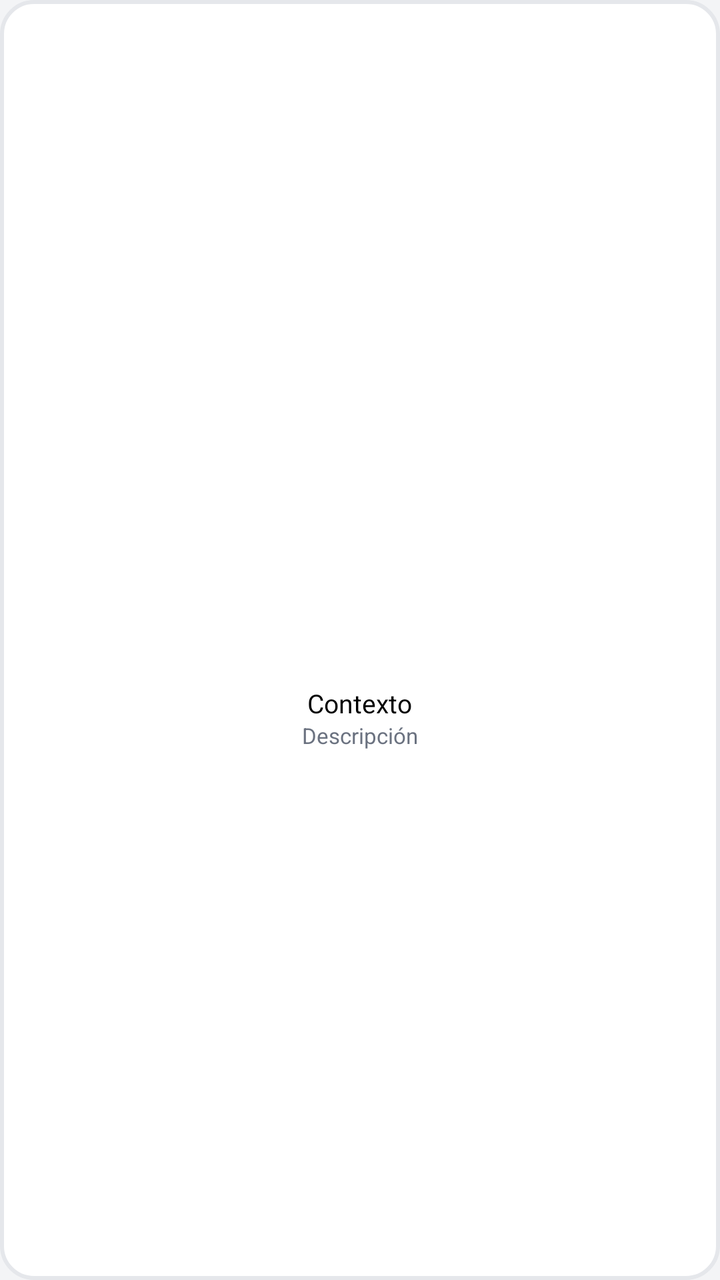
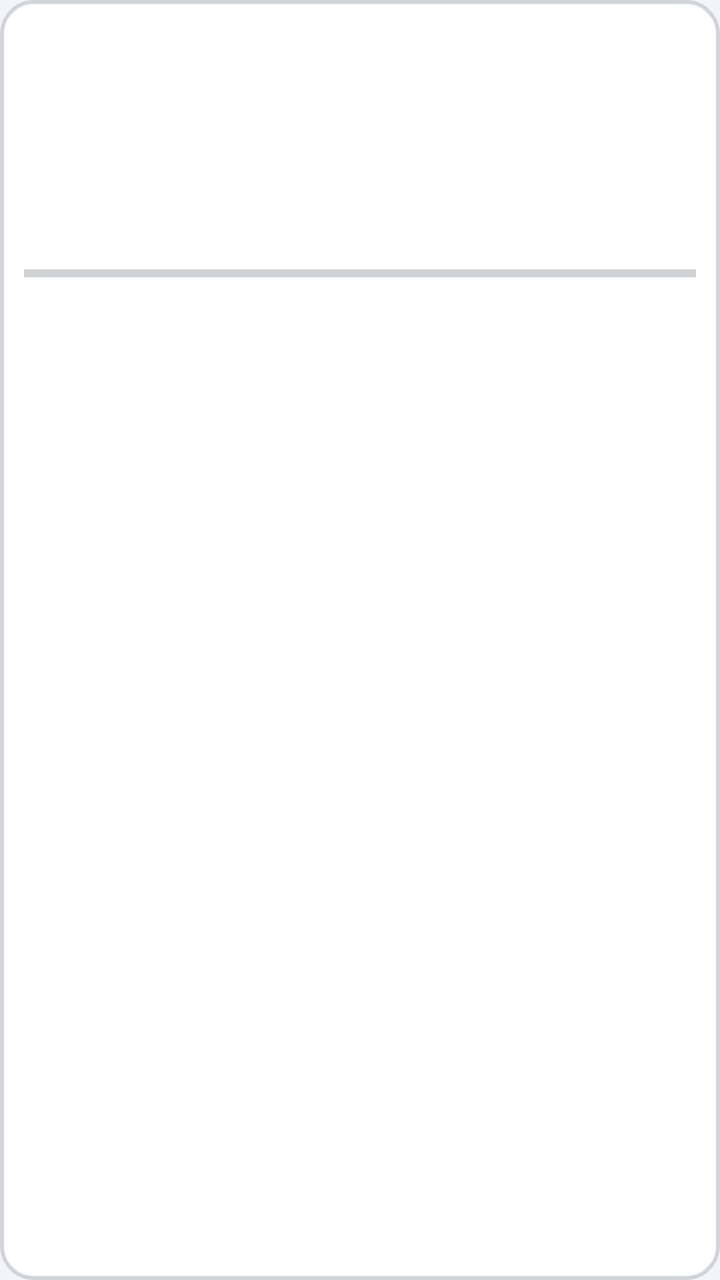

The first picture is an Android layout as it rendered before a commit; the second is the same layout after the commit. The layout source and the unified diff follow.
<!-- AndroidManifest.xml: application theme Theme.NiJu_Project -->
<!-- res/layout/item_contexto.xml -->
<?xml version="1.0" encoding="utf-8"?>
<LinearLayout xmlns:android="http://schemas.android.com/apk/res/android"
    android:layout_width="wrap_content"
    android:layout_height="wrap_content"
    android:orientation="vertical"
    android:gravity="center"
    android:padding="10dp"
    android:layout_marginEnd="8dp"
    android:layout_marginStart="2dp"
    android:background="@drawable/bg_contexto_default">

    <ImageView
        android:id="@+id/iv_contexto_icono"
        android:layout_width="64dp"
        android:layout_height="64dp"
        android:contentDescription="@string/app_name"
        android:scaleType="centerInside" />

    <TextView
        android:id="@+id/tv_contexto_nombre"
        android:layout_width="wrap_content"
        android:layout_height="wrap_content"
        android:text="@string/ui_contexto"
        android:textSize="13sp"
        android:textColor="@color/black"
        android:layout_marginTop="14dp"
        android:ellipsize="end"
        android:maxLines="1"/>

    <TextView
        android:id="@+id/tv_contexto_desc"
        android:layout_width="wrap_content"
        android:layout_height="wrap_content"
        android:text="@string/ui_descripcion"
        android:textSize="11sp"
        android:textColor="@color/color_text_secondary"
        android:ellipsize="end"
        android:maxLines="1"/>
</LinearLayout>
<!-- resources referenced by this layout -->
<resources>
  <color name="black">#FF000000</color>
  <color name="color_text_secondary">#6B7280</color>
  <!-- drawable bg_contexto_default (drawable) -->
  <?xml version="1.0" encoding="utf-8"?>
  <shape xmlns:android="http://schemas.android.com/apk/res/android"
      android:shape="rectangle">
      <solid android:color="@color/color_surface" />
      <stroke android:width="2dp" android:color="@color/color_border" />
      <corners android:radius="16dp" />
      <padding android:left="8dp" android:top="8dp" android:right="8dp" android:bottom="8dp" />
  </shape>
  <string name="app_name">NiJu</string>
  <string name="ui_contexto">Contexto</string>
  <string name="ui_descripcion">Descripción</string>
  <style name="Theme.NiJu_Project" parent="Base.Theme.NiJu_Project" />
  <color name="color_surface">#FFFFFF</color>
  <color name="color_border">#E5E7EB</color>
  <style name="Base.Theme.NiJu_Project" parent="Theme.Material3.DayNight.NoActionBar">
          <item name="colorPrimary">#5865F2</item>
          <item name="colorPrimaryVariant">#4338CA</item>
          <item name="colorSecondary">#818CF8</item>
          <item name="android:colorBackground">@color/color_background</item>
          <item name="colorSurface">@color/color_surface</item>
          <item name="android:textColorPrimary">@color/color_text_primary</item>
          <item name="android:textColorSecondary">@color/color_text_secondary</item>
          
          <item name="cardViewStyle">@style/Widget.NiJu.CardView</item>
      </style>
  <color name="color_background">#F3F4F6</color>
  <color name="color_text_primary">#1F2937</color>
  <style name="Widget.NiJu.CardView" parent="Widget.MaterialComponents.CardView">
          <item name="cardBackgroundColor">@color/color_surface</item>
          <item name="cardCornerRadius">16dp</item>
          <item name="cardElevation">2dp</item>
      </style>
</resources>

<!-- the commit's change to res/layout/item_contexto.xml (unified diff, before → after) -->
@@ -1,39 +1,61 @@
 <?xml version="1.0" encoding="utf-8"?>
 <LinearLayout xmlns:android="http://schemas.android.com/apk/res/android"
-    android:layout_width="wrap_content"
+    android:layout_width="match_parent"
     android:layout_height="wrap_content"
+    android:layout_margin="6dp"
+    android:background="@drawable/bg_contexto_default"
+    android:clickable="true"
+    android:focusable="true"
+    android:foreground="?attr/selectableItemBackground"
+    android:gravity="center_horizontal"
+    android:minHeight="160dp"
     android:orientation="vertical"
-    android:gravity="center"
-    android:padding="10dp"
-    android:layout_marginEnd="8dp"
-    android:layout_marginStart="2dp"
-    android:background="@drawable/bg_contexto_default">
+    android:padding="12dp">
 
     <ImageView
         android:id="@+id/iv_contexto_icono"
         android:layout_width="64dp"
         android:layout_height="64dp"
-        android:contentDescription="@string/app_name"
+        android:importantForAccessibility="no"
         android:scaleType="centerInside" />
 
     <TextView
         android:id="@+id/tv_contexto_nombre"
         android:layout_width="wrap_content"
         android:layout_height="wrap_content"
-        android:text="@string/ui_contexto"
-        android:textSize="13sp"
-        android:textColor="@color/black"
-        android:layout_marginTop="14dp"
+        android:layout_marginTop="10dp"
         android:ellipsize="end"
-        android:maxLines="1"/>
+        android:maxLines="2"
+        android:textColor="@color/color_text_primary"
+        android:textSize="15sp"
+        android:textStyle="bold" />
 
     <TextView
-        android:id="@+id/tv_contexto_desc"
+        android:id="@+id/tv_contexto_lecciones"
         android:layout_width="wrap_content"
         android:layout_height="wrap_content"
-        android:text="@string/ui_descripcion"
-        android:textSize="11sp"
+        android:layout_marginTop="2dp"
         android:textColor="@color/color_text_secondary"
-        android:ellipsize="end"
-        android:maxLines="1"/>
+        android:textSize="12sp" />
+
+    <ProgressBar
+        android:id="@+id/pb_contexto"
+        style="?android:attr/progressBarStyleHorizontal"
+        android:layout_width="match_parent"
+        android:layout_height="8dp"
+        android:layout_marginTop="8dp"
+        android:importantForAccessibility="no"
+        android:progressTint="@color/color_primary"
+        android:backgroundTint="@color/color_primary_container" />
+
+    <TextView
+        android:id="@+id/tv_contexto_hecho"
+        android:layout_width="wrap_content"
+        android:layout_height="wrap_content"
+        android:layout_marginTop="6dp"
+        android:text="@string/context_completed"
+        android:textColor="@color/color_success"
+        android:textSize="12sp"
+        android:textStyle="bold"
+        android:visibility="gone" />
 </LinearLayout>
<!-- resource entries referenced after the edit -->
@@ -1,7 +1,9 @@
 <!-- resources referenced by this layout -->
 <resources>
-  <color name="black">#FF000000</color>
-  <color name="color_text_secondary">#6B7280</color>
+  <color name="color_primary">#2F6DA8</color>
+  <color name="color_primary_container">#DCEBFB</color>
+  <color name="color_success">#2E7D32</color>
+  <color name="color_text_secondary">#4B5563</color>
   <!-- drawable bg_contexto_default (drawable) -->
   <?xml version="1.0" encoding="utf-8"?>
   <shape xmlns:android="http://schemas.android.com/apk/res/android"
@@ -11,12 +13,10 @@
       <corners android:radius="16dp" />
       <padding android:left="8dp" android:top="8dp" android:right="8dp" android:bottom="8dp" />
   </shape>
-  <string name="app_name">NiJu</string>
-  <string name="ui_contexto">Contexto</string>
-  <string name="ui_descripcion">Descripción</string>
+  <string name="context_completed">✓ Completado</string>
   <style name="Theme.NiJu_Project" parent="Base.Theme.NiJu_Project" />
   <color name="color_surface">#FFFFFF</color>
-  <color name="color_border">#E5E7EB</color>
+  <color name="color_border">#D1D5DB</color>
   <style name="Base.Theme.NiJu_Project" parent="Theme.Material3.DayNight.NoActionBar">
           <item name="colorPrimary">#5865F2</item>
           <item name="colorPrimaryVariant">#4338CA</item>
